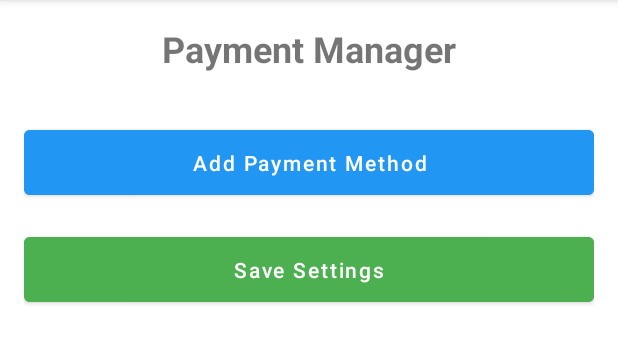
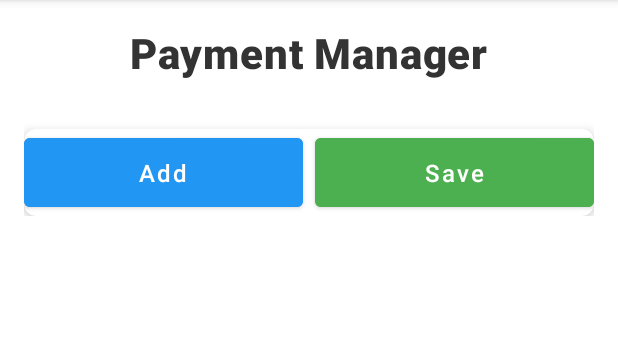
Before and after one commit to KlausClaus/MobileApp_PaymentSystem, an Android app: the ManagePaymentActivity screen opened directly, with no data from a screen before it, on a phone screen of 412 x 824 dp, the part 84-448 px from its top. Run offline under Robolectric (Android 15) with nearby library versions, the phone set to English and light mode, and no system bars.

Commit message:
payment manager and notification xml modify

```diff
--- a/Payment/StudentSystem/app/src/main/res/layout/activity_manage_payment.xml
+++ b/Payment/StudentSystem/app/src/main/res/layout/activity_manage_payment.xml
@@ -1,5 +1,6 @@
 <ScrollView xmlns:android="http://schemas.android.com/apk/res/android"
     xmlns:tools="http://schemas.android.com/tools"
+    xmlns:app="http://schemas.android.com/apk/res-auto"
     android:layout_width="match_parent"
     android:layout_height="match_parent">
 
@@ -16,8 +17,12 @@
     android:layout_gravity="center"
     android:layout_marginBottom="16dp"
     android:text="Payment Manager"
-            android:textSize="24sp"
-            android:textStyle="bold" />
+    android:textSize="28sp"
+    android:textStyle="bold"
+    android:textColor="#333333"
+    android:fontFamily="sans-serif-medium"
+    android:letterSpacing="0.02"
+    tools:ignore="HardcodedText" />
 
         <LinearLayout
             android:id="@+id/paymentMethodsContainer"
@@ -25,27 +30,49 @@
             android:layout_height="wrap_content"
             android:orientation="vertical" />
 
+        <!-- Improved button container with rounded corners and shadow -->
+        <androidx.cardview.widget.CardView
+            android:layout_width="match_parent"
+            android:layout_height="wrap_content"
+            android:layout_marginTop="16dp"
+            app:cardCornerRadius="8dp"
+            app:cardElevation="4dp"
+            android:padding="8dp">
+
+            <LinearLayout
+                android:layout_width="match_parent"
+                android:layout_height="wrap_content"
+                android:orientation="horizontal"
+                android:weightSum="2">
+
                 <Button
                     android:id="@+id/addPaymentMethod"
-            android:layout_width="match_parent"
+                    android:layout_width="0dp"
                     android:layout_height="wrap_content"
-            android:text="Add Payment Method"
+                    android:layout_weight="1"
+                    android:text="Add"
                     android:textAllCaps="false"
                     android:backgroundTint="#2196F3"
-            android:layout_marginTop="16dp"
                     android:textColor="#FFFFFF"
-            android:padding="12dp" />
+                    android:textSize="16sp"
+                    android:padding="12dp"
+                    android:layout_marginEnd="4dp" />
 
                 <Button
                     android:id="@+id/confirmTransaction"
-            android:layout_width="match_parent"
+                    android:layout_width="0dp"
                     android:layout_height="wrap_content"
-            android:text="Save Settings"
+                    android:layout_weight="1"
+                    android:text="Save"
                     android:textAllCaps="false"
                     android:backgroundTint="#4CAF50"
-            android:layout_marginTop="16dp"
                     android:textColor="#FFFFFF"
-            android:padding="12dp" />
+                    android:textSize="16sp"
+                    android:padding="12dp"
+                    android:layout_marginStart="4dp" />
+
+            </LinearLayout>
+        </androidx.cardview.widget.CardView>
 
     </LinearLayout>
 
```
Also changed, not shown: Payment/StudentSystem/app/src/main/res/layout/activity_notify.xml (+26 -3 lines). Lines whose indentation alone changed are shown as unchanged.
